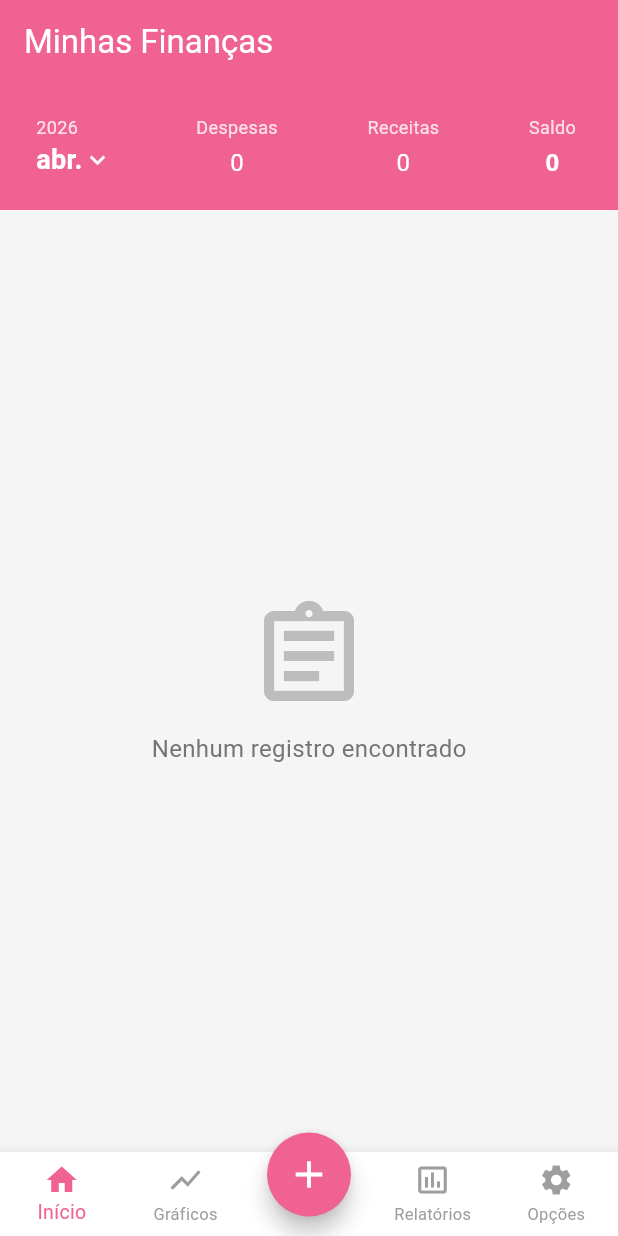
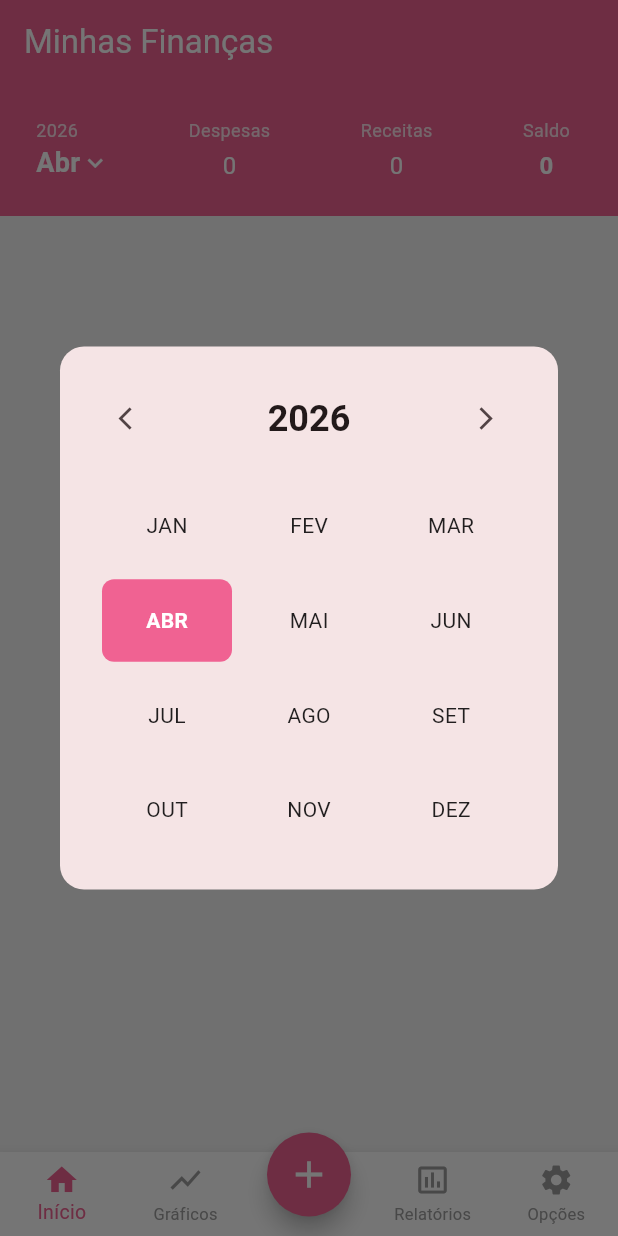
Before and after one commit to BeatrizKSilva/app-controle-financeiro, a Flutter app: the Principal screen opened directly, after a tap on "2026", on a phone screen of 412 x 824 dp. Run offline on Flutter 3.47's test engine with Material 3 defaults, Android fonts, the phone set to English and light mode, and no system bars.

Commit message:
Criando calendário customizado e ajustando destaque visual dos filtros

```diff
--- a/lib/views/principal.dart
+++ b/lib/views/principal.dart
@@ -10,6 +10,100 @@ class _PrincipalState extends State<Principal> {
   int _selectedIndex = 0;
 
   String _filtroAtual = 'Todos';
+
+  DateTime _dataSelecionada = DateTime.now();
+  final List<String> _meses = const['Jan', 'Fev', 'Mar', 'Abr', 'Mai', 'Jun', 'Jul', 'Ago', 'Set', 'Out', 'Nov', 'Dez'];
+
+  Future<void> _escolherData(BuildContext context) async {
+
+    int anoTemporario = _dataSelecionada.year;
+
+    final DateTime? dataEscolhida = await showDialog<DateTime?>(
+      context: context,
+      builder: (BuildContext context) {
+
+        return StatefulBuilder(
+          builder: (context, setStateDialog) {
+            return AlertDialog(
+              shape: RoundedRectangleBorder(borderRadius: BorderRadius.circular(16)),
+
+              title: Row(
+                mainAxisAlignment: MainAxisAlignment.spaceBetween,
+                children: [
+                  IconButton(
+                    icon: const Icon(Icons.arrow_back_ios, size: 18),
+                    onPressed: () => setStateDialog(() => anoTemporario--),
+                    highlightColor: Colors.pink.shade100,
+                    splashColor: Colors.pink.shade200,
+                  ),
+                  Text(
+                    '$anoTemporario',
+                    style: const TextStyle(fontWeight: FontWeight.bold),
+                  ),
+                  IconButton(
+                    icon: const Icon(Icons.arrow_forward_ios, size: 18),
+                    onPressed: () => setStateDialog(() => anoTemporario++),
+                    highlightColor: Colors.pink.shade100,
+                    splashColor: Colors.pink.shade200,
+                  ),
+                ],
+              ),
+
+              content: SizedBox(
+                width: 300,
+                height: 250,
+                child: GridView.builder(
+                  itemCount: 12,
+                  gridDelegate: const SliverGridDelegateWithFixedCrossAxisCount(
+                    crossAxisCount: 3,
+                    childAspectRatio: 1.5,
+                  ),
+
+                  itemBuilder: (context, index) {
+
+                    bool isSelected = (_dataSelecionada.month == index + 1) && (_dataSelecionada.year == anoTemporario);
+
+                    return InkWell(
+                      onTap: () {
+
+                        Navigator.pop(context, DateTime(anoTemporario, 1));
+
+                      },
+
+                      borderRadius: BorderRadius.circular(8),
+                      child: Container(
+                        margin: const EdgeInsets.all(4),
+                        decoration: BoxDecoration(
+                          color: isSelected ? Colors.pink.shade300 : Colors.transparent,
+                          borderRadius: BorderRadius.circular(8),
+                        ),
+
+                        alignment: Alignment.center,
+                        child: Text(
+                          _meses[index].toUpperCase(),
+                          style: TextStyle(
+                            color: isSelected ? Colors.white : Colors.black87,
+                            fontWeight: isSelected ? FontWeight.bold : FontWeight.normal,
+                            fontSize: 14,
+                          ),
+                        ),
+                      ),
+                    );
+                  },
+                ),
+              ),
+            );
+          },
+        );
+      },
+    );
+
+    if (dataEscolhida != null) {
+      setState(() {
+        _dataSelecionada = dataEscolhida;
+      });
+    }
+  }
 
   List<Widget> get _pages => [
         Column(
@@ -127,15 +221,15 @@ class _PrincipalState extends State<Principal> {
         children: [
           _buildDateSelector(),
 
-          _buildStatColumn('Despesas', '0', Colors.white, onTap: () {
+          _buildStatColumn('Despesas', '0', Colors.white, isSelected: _filtroAtual == 'Despesas', onTap: () {
             setState(() { _filtroAtual = 'Despesas';});
           }),
 
-          _buildStatColumn('Receitas', '0', Colors.white, onTap: () {
+          _buildStatColumn('Receitas', '0', Colors.white, isSelected: _filtroAtual == 'Receitas', onTap: () {
             setState(() { _filtroAtual = 'Receitas'; });
           }),
 
-          _buildStatColumn('Saldo', '0', Colors.white, isBold: true, onTap: () {
+          _buildStatColumn('Saldo', '0', Colors.white, isBold: true, isSelected: _filtroAtual == 'Saldo', onTap: () {
             setState(() { _filtroAtual = 'Saldo'; });
           }),
         ],
@@ -145,9 +239,7 @@ class _PrincipalState extends State<Principal> {
 
   Widget _buildDateSelector() {
     return InkWell(
-      onTap: () {
-        print("Seletor de data clicado!");
-      },
+      onTap: () => _escolherData(context),
       borderRadius: BorderRadius.circular(8),
       child: Padding(
         padding: const EdgeInsets.all(4.0),
@@ -155,19 +247,19 @@ class _PrincipalState extends State<Principal> {
           crossAxisAlignment: CrossAxisAlignment.start,
           children: [
             Text(
-              '2026',
+              '${_dataSelecionada.year}',
               style: TextStyle(color: Colors.white.withValues(alpha: 0.8), fontSize: 12),
             ),
-            const Row(
+            Row(
               children: [
                 Text(
-                  'abr.',
-                  style: TextStyle(
+                  _meses[_dataSelecionada.month - 1],
+                  style: const TextStyle(
                       color: Colors.white,
                       fontSize: 18,
                       fontWeight: FontWeight.bold),
                 ),
-                Icon(Icons.keyboard_arrow_down, color: Colors.white, size: 20),
+                const Icon(Icons.keyboard_arrow_down, color: Colors.white, size: 20),
               ],
             ),
           ],
@@ -176,12 +268,17 @@ class _PrincipalState extends State<Principal> {
     );
   }
 
-  Widget _buildStatColumn(String title, String value, Color color, {bool isBold = false, VoidCallback? onTap}) {
+  Widget _buildStatColumn(String title, String value, Color color, {bool isBold = false, bool isSelected = false, VoidCallback? onTap}) {
     return InkWell(
       onTap: onTap,
       borderRadius: BorderRadius.circular(8),
-      child: Padding(
-        padding: const EdgeInsets.symmetric(horizontal: 8.0, vertical: 4.0),
+      child: Container(
+        padding: const EdgeInsets.symmetric(horizontal: 12.0, vertical: 6.0),
+        decoration: BoxDecoration(
+          color: isSelected ? Colors.black.withValues(alpha: 0.15) : Colors.transparent,
+          borderRadius: BorderRadius.circular(8),
+        ),
+
         child: Column(
           children: [
             Text(
```
